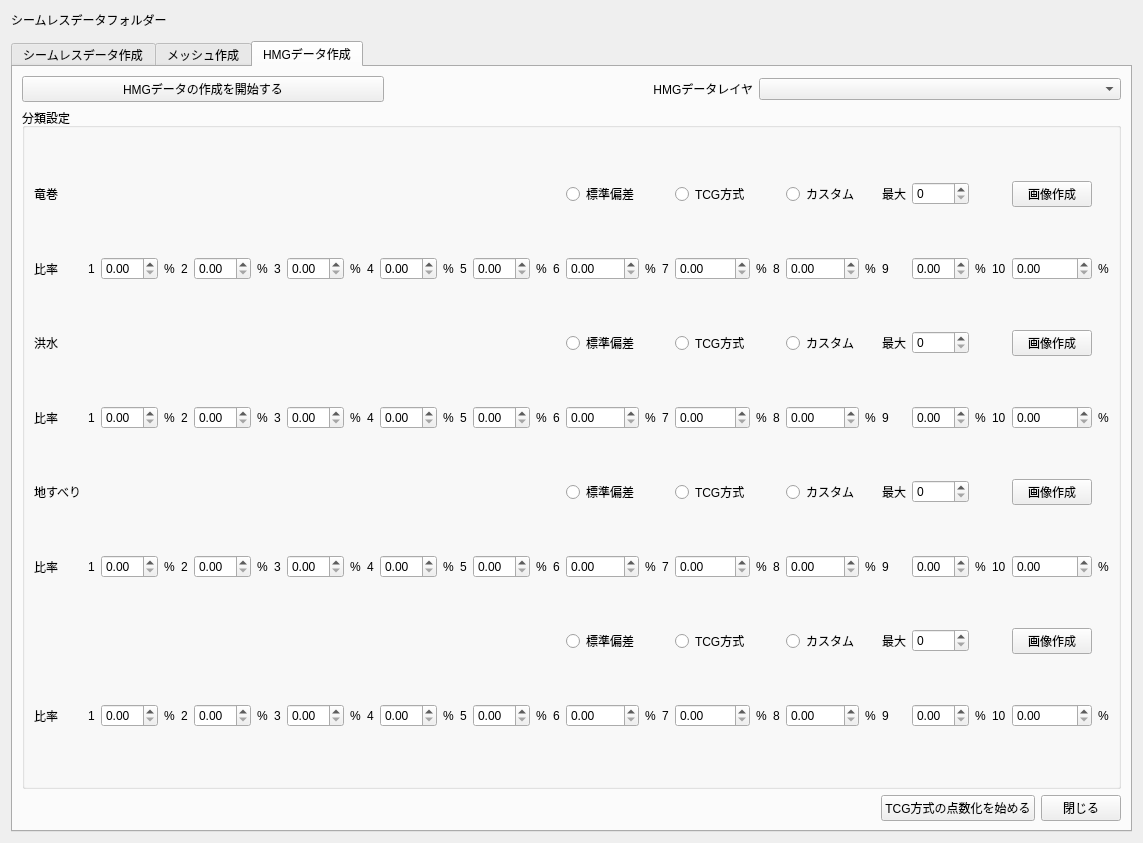
Old version of the form ui/main_window.ui in the repository 0712kazu/HazardMapGame_tool.
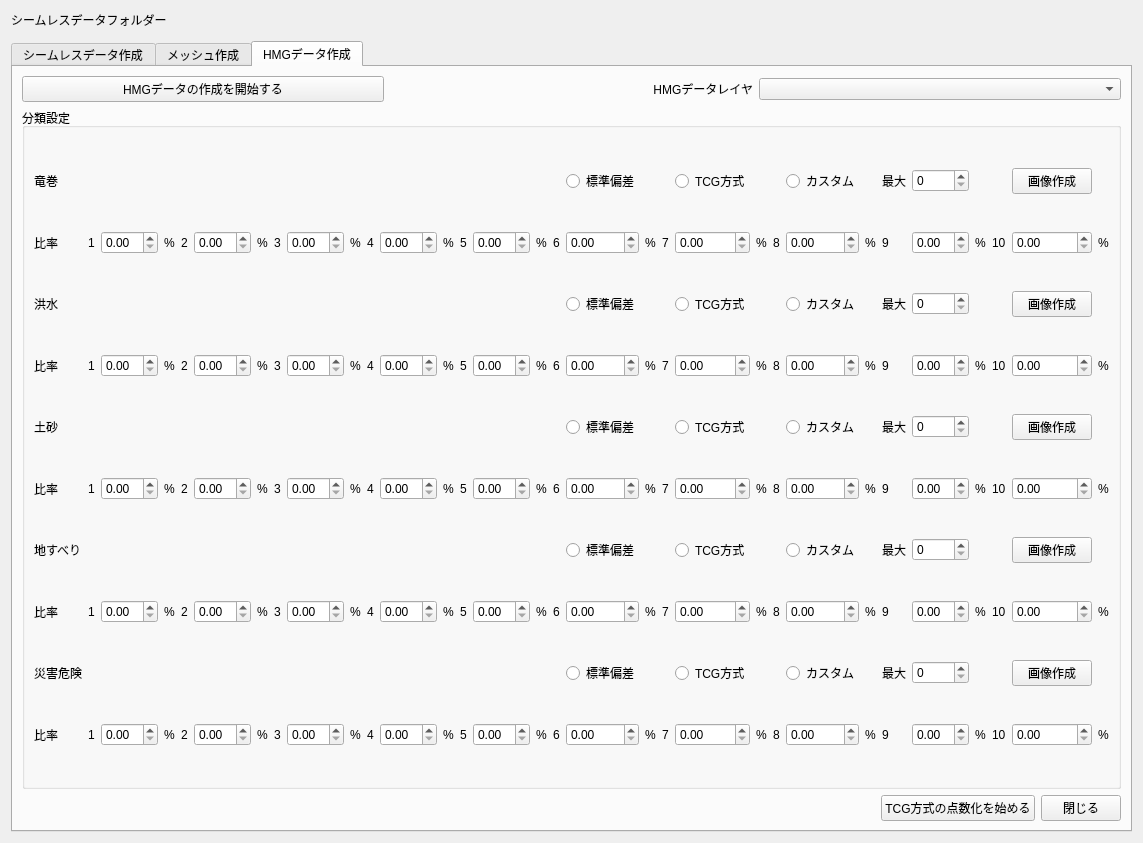
New version of the form. The open tabs and pages were chosen to show the change. Custom widgets are drawn as their Qt base class.

```diff
--- a/ui/main_window.ui
+++ b/ui/main_window.ui
@@ -1219,6 +1219,254 @@
                </property>
               </widget>
             </item>
+        <!-- Classification 3: Sediments  -->
+            <item row="4" column="0">
+              <widget class="QLabel" name="label_classif_title_sediments">
+               <property name="text">
+                <string>土砂</string>
+               </property>
+               <property name="maximumSize">
+                <size>
+                    <width>60</width>
+                    <height>100</height>
+                </size>
+                </property>
+              </widget>
+            </item>
+            <!-- classification methods -->
+            <item row="4" column="17">
+              <widget class="QRadioButton" name="radiobutton_stdev_sediments">
+              <property name="text">
+                <string>標準偏差</string>
+              </property>
+              <attribute name="buttonGroup">
+                <string notr="true">buttonGroup_sediments</string>
+              </attribute>
+              </widget>
+            </item>
+            <item row="4" column="20">
+              <widget class="QRadioButton" name="radiobutton_tcg_sediments">
+              <property name="text">
+                <string>TCG方式</string>
+              </property>
+              <attribute name="buttonGroup">
+                <string notr="true">buttonGroup_sediments</string>
+              </attribute>
+              </widget>
+            </item>
+            <item row="4" column="23">
+              <widget class="QRadioButton" name="radiobutton_custom_sediments">
+              <property name="text">
+                <string>カスタム</string>
+              </property>
+              <attribute name="buttonGroup">
+                <string notr="true">buttonGroup_sediments</string>
+              </attribute>
+              </widget>
+            </item>
+            <!-- breaks numbers -->
+            <item row="4" column="25">
+              <widget class="QLabel" name="label_classif_max_sediments">
+               <property name="text">
+                <string>最大</string>
+               </property>
+              </widget>
+            </item>
+            <item row="4" column="26">
+              <widget class="QSpinBox" name="classif_nbmax_sediments"/>
+             </item>
+             <!-- active button -->
+            <item row="4" column="29">
+             <widget class="QPushButton" name="classif_showgraph_sediments">
+              <property name="text">
+               <string>画像作成</string>
+              </property>
+             </widget>
+            </item>
+            <!-- breaks line -->
+            <item row="5" column="0">
+              <widget class="QLabel" name="label_classif_values_sediments">
+               <property name="text">
+                <string>比率</string>
+               </property>
+               <property name="maximumSize">
+                <size>
+                    <width>60</width>
+                    <height>100</height>
+                </size>
+                </property>
+              </widget>
+            </item>
+            <item row="5" column="1">
+              <widget class="QLabel" name="label_percent_n1_sediments">
+               <property name="text">
+                <string>1</string>
+               </property>
+              </widget>
+            </item>
+            <item row="5" column="2">
+              <widget class="QDoubleSpinBox" name="classif_percent_1_sediments"/>
+             </item>
+            <item row="5" column="3">
+              <widget class="QLabel" name="label_percent_1_sediments">
+               <property name="text">
+                <string>%</string>
+               </property>
+              </widget>
+            </item>
+            <item row="5" column="4">
+              <widget class="QLabel" name="label_percent_n2_sediments">
+               <property name="text">
+                <string>2</string>
+               </property>
+              </widget>
+            </item>
+            <item row="5" column="5">
+              <widget class="QDoubleSpinBox" name="classif_percent_2_sediments"/>
+             </item>
+            <item row="5" column="6">
+              <widget class="QLabel" name="label_percent_2_sediments">
+               <property name="text">
+                <string>%</string>
+               </property>
+              </widget>
+            </item>
+            <item row="5" column="7">
+              <widget class="QLabel" name="label_percent_n3_sediments">
+               <property name="text">
+                <string>3</string>
+               </property>
+              </widget>
+            </item>
+            <item row="5" column="8">
+              <widget class="QDoubleSpinBox" name="classif_percent_3_sediments"/>
+             </item>
+            <item row="5" column="9">
+              <widget class="QLabel" name="label_percent_3_sediments">
+               <property name="text">
+                <string>%</string>
+               </property>
+              </widget>
+            </item>
+            <item row="5" column="10">
+              <widget class="QLabel" name="label_percent_n4_sediments">
+               <property name="text">
+                <string>4</string>
+               </property>
+              </widget>
+            </item>
+            <item row="5" column="11">
+              <widget class="QDoubleSpinBox" name="classif_percent_4_sediments"/>
+             </item>
+            <item row="5" column="12">
+              <widget class="QLabel" name="label_percent_4_sediments">
+               <property name="text">
+                <string>%</string>
+               </property>
+              </widget>
+            </item>
+            <item row="5" column="13">
+              <widget class="QLabel" name="label_percent_n5_sediments">
+               <property name="text">
+                <string>5</string>
+               </property>
+              </widget>
+            </item>
+            <item row="5" column="14">
+              <widget class="QDoubleSpinBox" name="classif_percent_5_sediments"/>
+             </item>
+            <item row="5" column="15">
+              <widget class="QLabel" name="label_percent_5_sediments">
+               <property name="text">
+                <string>%</string>
+               </property>
+              </widget>
+            </item>
+            <item row="5" column="16">
+              <widget class="QLabel" name="label_percent_n6_sediments">
+               <property name="text">
+                <string>6</string>
+               </property>
+              </widget>
+            </item>
+            <item row="5" column="17">
+              <widget class="QDoubleSpinBox" name="classif_percent_6_sediments"/>
+             </item>
+            <item row="5" column="18">
+              <widget class="QLabel" name="label_percent_6_sediments">
+               <property name="text">
+                <string>%</string>
+               </property>
+              </widget>
+            </item>
+            <item row="5" column="19">
+              <widget class="QLabel" name="label_percent_n7_sediments">
+               <property name="text">
+                <string>7</string>
+               </property>
+              </widget>
+            </item>
+            <item row="5" column="20">
+              <widget class="QDoubleSpinBox" name="classif_percent_7_sediments"/>
+             </item>
+            <item row="5" column="21">
+              <widget class="QLabel" name="label_percent_7_sediments">
+               <property name="text">
+                <string>%</string>
+               </property>
+              </widget>
+            </item>
+            <item row="5" column="22">
+              <widget class="QLabel" name="label_percent_n8_sediments">
+               <property name="text">
+                <string>8</string>
+               </property>
+              </widget>
+            </item>
+            <item row="5" column="23">
+              <widget class="QDoubleSpinBox" name="classif_percent_8_sediments"/>
+             </item>
+            <item row="5" column="24">
+              <widget class="QLabel" name="label_percent_8_sediments">
+               <property name="text">
+                <string>%</string>
+               </property>
+              </widget>
+            </item>
+            <item row="5" column="25">
+              <widget class="QLabel" name="label_percent_n9_sediments">
+               <property name="text">
+                <string>9</string>
+               </property>
+              </widget>
+            </item>
+            <item row="5" column="26">
+              <widget class="QDoubleSpinBox" name="classif_percent_9_sediments"/>
+             </item>
+            <item row="5" column="27">
+              <widget class="QLabel" name="label_percent_9_sediments">
+               <property name="text">
+                <string>%</string>
+               </property>
+              </widget>
+            </item>
+            <item row="5" column="28">
+              <widget class="QLabel" name="label_percent_n10_sediments">
+               <property name="text">
+                <string>10</string>
+               </property>
+              </widget>
+            </item>
+            <item row="5" column="29">
+              <widget class="QDoubleSpinBox" name="classif_percent_10_sediments"/>
+             </item>
+            <item row="5" column="30">
+              <widget class="QLabel" name="label_percent_10_sediments">
+               <property name="text">
+                <string>%</string>
+               </property>
+              </widget>
+            </item>
         <!-- Classification 5: Landslip  -->
             <item row="8" column="0">
               <widget class="QLabel" name="label_classif_title_jisuberi">
@@ -1467,6 +1715,20 @@
                </property>
               </widget>
             </item>
+          <!-- Classification 6: Disaster  -->
+            <item row="10" column="0">
+              <widget class="QLabel" name="label_classif_title_saigai">
+               <property name="text">
+                <string>災害危険</string>
+               </property>
+               <property name="maximumSize">
+                <size>
+                    <width>60</width>
+                    <height>100</height>
+                </size>
+                </property>
+              </widget>
+            </item>
          <!-- classification methods -->
             <item row="10" column="17">
               <widget class="QRadioButton" name="radiobutton_stdev_saigai">
```
